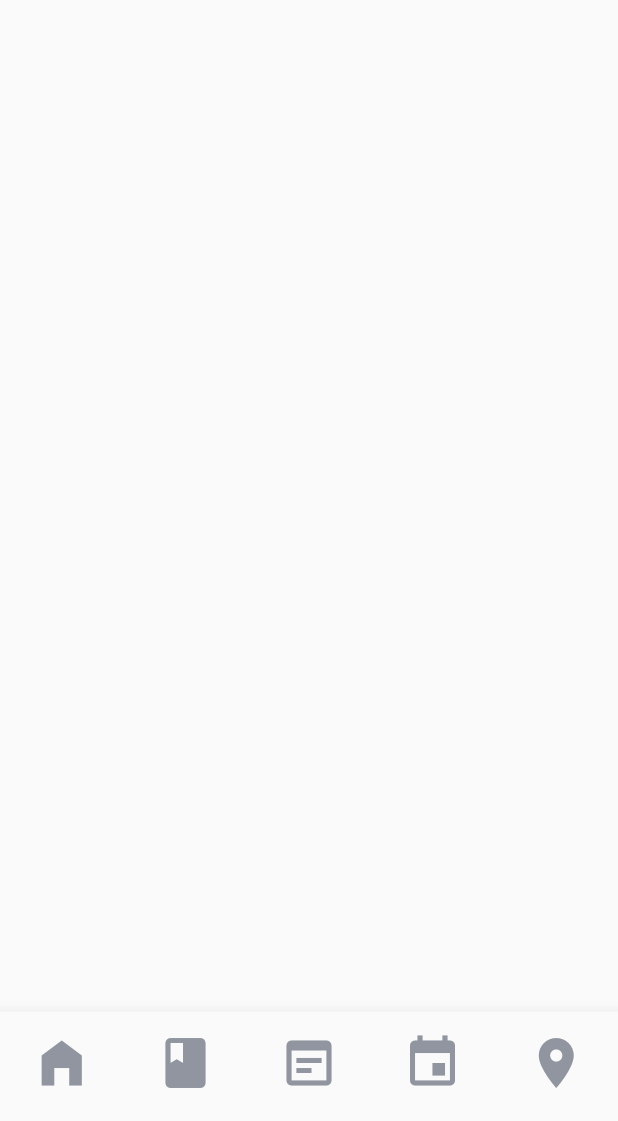
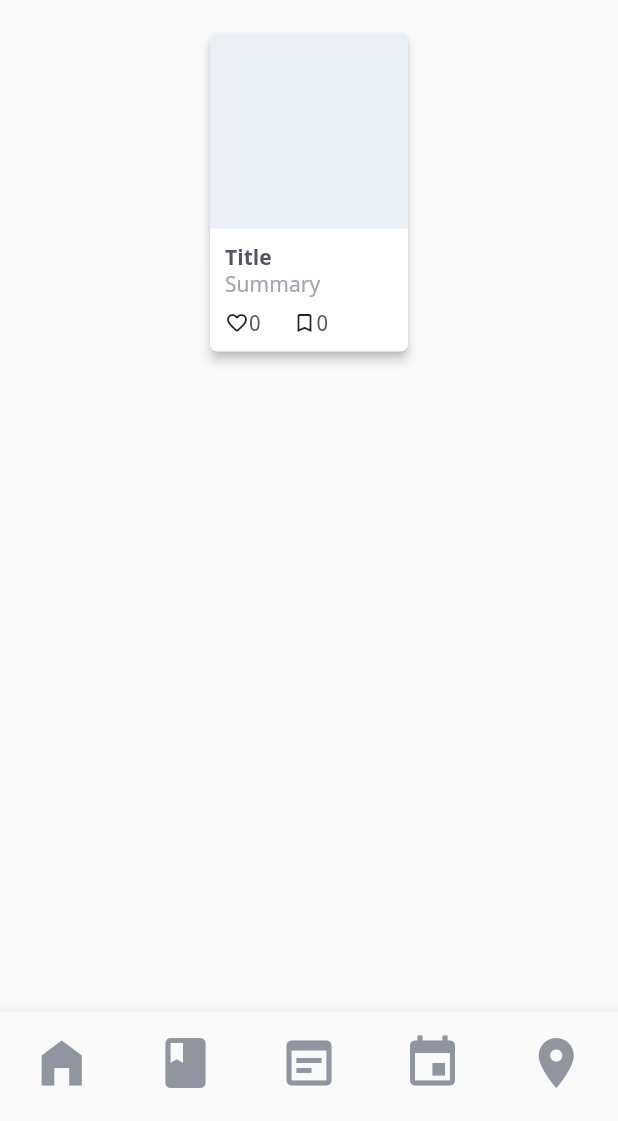
Before and after one commit to padong4284/padong-app, a Flutter app: the MainView screen opened by its route, on a phone screen of 412 x 824 dp, the part 115-1236 px from its top. Run offline on Flutter 3.47's test engine with Material 2 defaults, Android fonts, the phone set to English and light mode, and no system bars.

Commit message:
feat: PostCard implementing

```diff
--- a/lib/ui/views/main/main_view.dart
+++ b/lib/ui/views/main/main_view.dart
@@ -1,6 +1,7 @@
 import 'package:flutter/material.dart';
 import 'package:padong/ui/theme/app_theme.dart';
 import '../bottom_navigation_bar.dart';
+import '../../widgets/post_card.dart';
 
 class MainView extends StatefulWidget {
   final bool isPMain;
@@ -18,7 +19,10 @@ class _MainViewState extends State<MainView> {
         body: Container(
             padding: EdgeInsets.only(top: 40.0, left: 20.0, right: 20.0),
             child: Column(
-              children: [_buildTopBar()],
+              children: [
+                this._buildTopBar(),
+                PostCard('0321'),
+              ],
             )),
         bottomNavigationBar: PadongBottomNavigationBar());
   }
--- /dev/null
+++ b/lib/ui/widgets/post_card.dart
@@ -0,0 +1,83 @@
+import 'package:flutter/material.dart';
+import '../theme/app_theme.dart';
+import '../shared/types.dart';
+import 'transp_button.dart';
+
+class PostCard extends StatelessWidget {
+  final String _id; // node's _id
+  final String title;
+  final String description;
+
+  PostCard(id, {this.title, this.description}) : this._id = id;
+
+  @override
+  Widget build(BuildContext context) {
+    return Container(
+        width: 140,
+        height: 220,
+        margin: const EdgeInsets.all(7),
+        child: Card(
+            shape: RoundedRectangleBorder(
+              borderRadius: BorderRadius.circular(5.0),
+            ),
+            elevation: 3.0,
+            child: Column(children: <Widget>[
+              Container(
+                decoration: BoxDecoration(
+                    color: AppTheme.colors.lightSupport,
+                    borderRadius: BorderRadius.only(
+                        topLeft: Radius.circular(5),
+                        topRight: Radius.circular(5))),
+                width: 140,
+                height: 130,
+              ),
+              Container(
+                  alignment: Alignment.centerLeft,
+                  margin:
+                      const EdgeInsets.only(top: 10.0, left: 10.0, right: 10.0),
+                  child: Text('Title', // TODO: this.title
+                      style: TextStyle(
+                          height: 1.25,
+                          color: AppTheme.colors.fontPalette[2],
+                          letterSpacing: 0.025,
+                          fontWeight: FontWeight.bold,
+                          fontSize: AppTheme.fontSizes.regular))),
+              Container(
+                  alignment: Alignment.centerLeft,
+                  margin: const EdgeInsets.only(left: 10.0, right: 10.0),
+                  child: Text('Summary', // TODO: this.description2summary
+                      style: TextStyle(
+                          height: 1.25,
+                          color: AppTheme.colors.fontPalette[3],
+                          letterSpacing: 0.025,
+                          fontSize: AppTheme.fontSizes.regular))),
+              Container(
+                width: 140,
+                  padding: const EdgeInsets.only(top: 7),
+                  child: Stack(
+                    children: [
+                      Container(
+                          margin: const EdgeInsets.only(left: 10),
+                          child: TranspButton(
+                              title: '0',
+                              buttonSize: ButtonSize.REGULAR,
+                              color: AppTheme.colors.support,
+                              icon: Icon(
+                                Icons.favorite_border_rounded,
+                                size: 16.0,
+                              ))),
+                      Container(
+                          margin: const EdgeInsets.only(left: 55),
+                          child: TranspButton(
+                              title: '0',
+                              buttonSize: ButtonSize.REGULAR,
+                              color: AppTheme.colors.support,
+                              icon: Icon(
+                                Icons.bookmark_border_rounded,
+                                size: 16.0,
+                              )))
+                    ],
+                  ))
+            ])));
+  }
+}
--- a/lib/ui/widgets/transp_button.dart
+++ b/lib/ui/widgets/transp_button.dart
@@ -33,28 +33,25 @@ class TranspButton extends StatelessWidget {
   @override
   Widget build(BuildContext context) {
     ButtonProperties buttonProperty = buttonSizes[this.buttonSize.toString()];
-    return this.icon != null
-        ? FlatButton.icon(
-        icon: this.icon,
-        color: AppTheme.colors.transparent,
+    return Container(
         height: buttonProperty.height,
-        padding: EdgeInsets.all(0.0),
-        label: this.title == null
-            ? ''
-            : this.buttonText(buttonProperty))
-        : FlatButton(
-        color: AppTheme.colors.transparent,
-        height: buttonProperty.height,
-        padding: EdgeInsets.all(0.0),
-        child: this.buttonText(buttonProperty),
-        onPressed: () {
-          if (this.callback != null) this.callback();
-        });
+        padding: const EdgeInsets.all(0),
+        child: FlatButton(
+            minWidth: 0,
+            color: AppTheme.colors.transparent,
+            padding: EdgeInsets.all(0.0),
+            child: Row(
+                children: [this.icon ?? null, this.buttonText(buttonProperty)]
+                    .where((element) => element != null)
+                    .toList()),
+            onPressed: () {
+              if (this.callback != null) this.callback();
+            }));
   }
 
   Text buttonText(buttonProperty) {
     return Text(this.title,
-        textAlign: TextAlign.center,
+        textAlign: TextAlign.left,
         style: TextStyle(
             height: 1.25,
             color: this.color,
```
